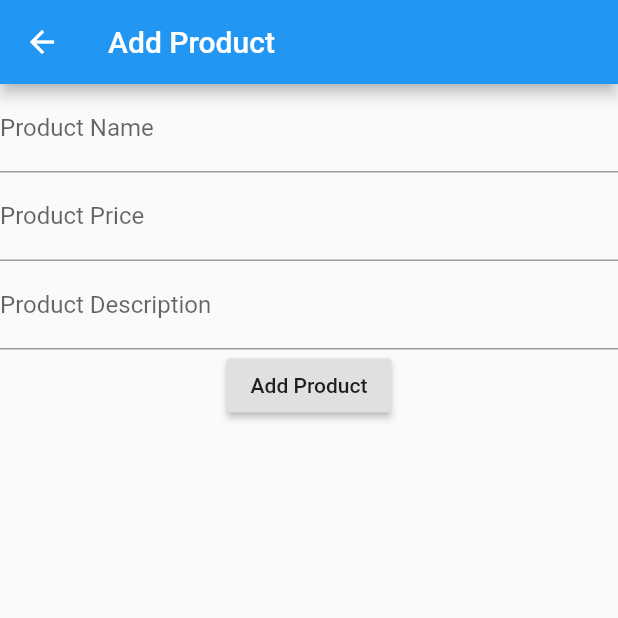
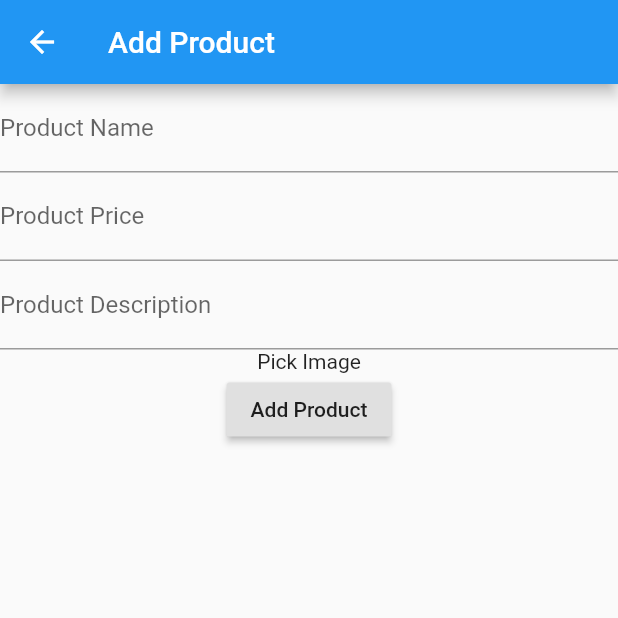
Before and after one commit to MuhammadAliKust/Classes, a Flutter app: the AddProduct screen opened directly, after a tap on "Add Product", on a phone screen of 412 x 824 dp, the top half of it. Run offline on Flutter 3.47's test engine with Material 2 defaults, Android fonts, the phone set to English and light mode, and no system bars; our stand-ins replace cloud_firestore, file_picker, firebase_auth, firebase_core, firebase_storage, loading_overlay and 1 more; accounts and stored records are empty.

Commit message:
Product Image Upload Module Done

```diff
--- a/lib/addProduct.dart
+++ b/lib/addProduct.dart
@@ -1,11 +1,24 @@
+import 'dart:io';
+
 import 'package:cloud_firestore/cloud_firestore.dart';
+import 'package:file_picker/file_picker.dart';
+import 'package:firebase_storage/firebase_storage.dart';
 import 'package:first_intro_class/helper.dart';
 import 'package:flutter/material.dart';
 
-class AddProduct extends StatelessWidget {
+class AddProduct extends StatefulWidget {
+  @override
+  _AddProductState createState() => _AddProductState();
+}
+
+class _AddProductState extends State<AddProduct> {
   TextEditingController _nameController = TextEditingController();
+
   TextEditingController _priceController = TextEditingController();
+
   TextEditingController _descriptionController = TextEditingController();
+
+  File _file;
 
   @override
   Widget build(BuildContext context) {
@@ -28,13 +41,34 @@ class AddProduct extends StatelessWidget {
             controller: _descriptionController,
             decoration: InputDecoration(labelText: "Product Description"),
           ),
+          InkWell(
+            onTap: () {
+              getFile();
+            },
+
+            ///Tenary Operators
+            child: _file == null
+                ? Text("Pick Image")
+                : Container(
+                    height: 100,
+                    width: 100,
+                    decoration: BoxDecoration(
+                        shape: BoxShape.circle,
+                        color: Colors.blue,
+                        image: DecorationImage(
+                            fit: BoxFit.cover, image: FileImage(_file))),
+                  ),
+          ),
           RaisedButton(
             onPressed: () {
-              FirebaseFirestore.instance.collection('productData').add({
-                'productName': _nameController.text,
-                'productPrice': _priceController.text,
-                'productDescription': _descriptionController.text,
-                'uid': getUserID()
+              getUrl(context, file: _file).then((imgUrl) {
+                FirebaseFirestore.instance.collection('productData').add({
+                  'productName': _nameController.text,
+                  'productPrice': _priceController.text,
+                  'productDescription': _descriptionController.text,
+                  'productImageUrl': imgUrl,
+                  'uid': getUserID()
+                });
               });
             },
             child: Text("Add Product"),
@@ -43,4 +77,37 @@ class AddProduct extends StatelessWidget {
       ),
     );
   }
+
+  ///Upload Posts Files
+  Future<String> getUrl(BuildContext context, {File file}) async {
+    String postFileUrl;
+    try {
+      Reference storageReference = FirebaseStorage.instance
+          .ref()
+          .child('backendClass/${file.path.split('/').last}');
+      UploadTask uploadTask = storageReference.putFile(file);
+
+      await uploadTask.whenComplete(() async {
+        await storageReference.getDownloadURL().then((fileURL) {
+          print("I am fileUrl $fileURL");
+          postFileUrl = fileURL;
+        });
+      });
+      return postFileUrl;
+    } catch (e) {
+      rethrow;
+    }
+  }
+
+  ///Image Picker
+  Future getFile() async {
+    _file = await FilePicker.getFile();
+    setState(() {
+      if (_file != null) {
+        _file = File(_file.path);
+      } else {
+        print('No image selected.');
+      }
+    });
+  }
 }
--- a/lib/displayProducts.dart
+++ b/lib/displayProducts.dart
@@ -1,5 +1,4 @@
 import 'package:cloud_firestore/cloud_firestore.dart';
-import 'package:first_intro_class/helper.dart';
 import 'package:flutter/material.dart';
 
 class DisplayProducts extends StatefulWidget {
@@ -14,7 +13,6 @@ class _DisplayProductsState extends State<DisplayProducts> {
   getProducts() {
     FirebaseFirestore.instance
         .collection('productData')
-        .where('uid', isEqualTo: getUserID())
         .get()
         .then((value) => value.docs.map((product) {
               myProducts.add(product);
@@ -39,8 +37,12 @@ class _DisplayProductsState extends State<DisplayProducts> {
           : ListView.builder(
               itemCount: myProducts.length,
               itemBuilder: (context, i) {
+                print(myProducts[i].data()['imgUrl']);
                 return Card(
                   child: ListTile(
+                    leading: CircleAvatar(
+                        backgroundImage: NetworkImage(
+                            myProducts[i].data()['productImageUrl'] ?? "")),
                     isThreeLine: true,
                     title: Text(myProducts[i].data()['productName']),
                     subtitle: Column(
--- a/pubspec.yaml
+++ b/pubspec.yaml
@@ -32,6 +32,8 @@ dependencies:
   firebase_core: ^1.0.2
   loading_overlay: ^0.3.0
   cloud_firestore: ^1.0.3
+  file_picker: ^1.4.3+2
+  firebase_storage: ^8.0.1
 
 
 dev_dependencies:
```
Also changed, not shown: pubspec.lock.
